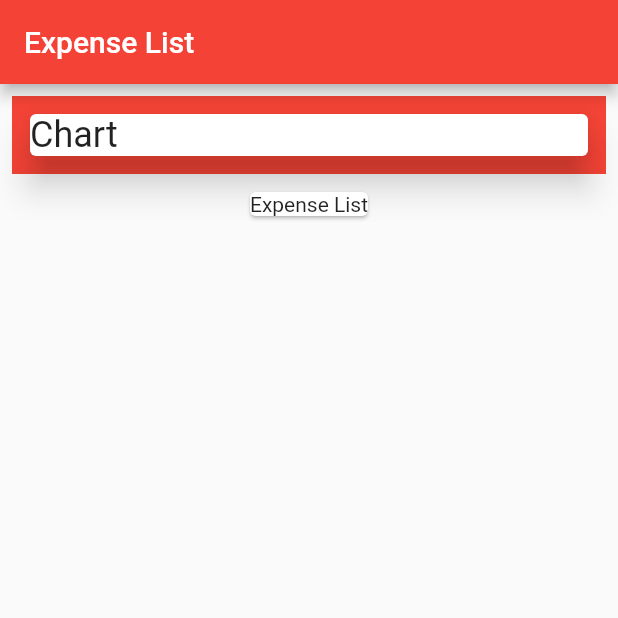
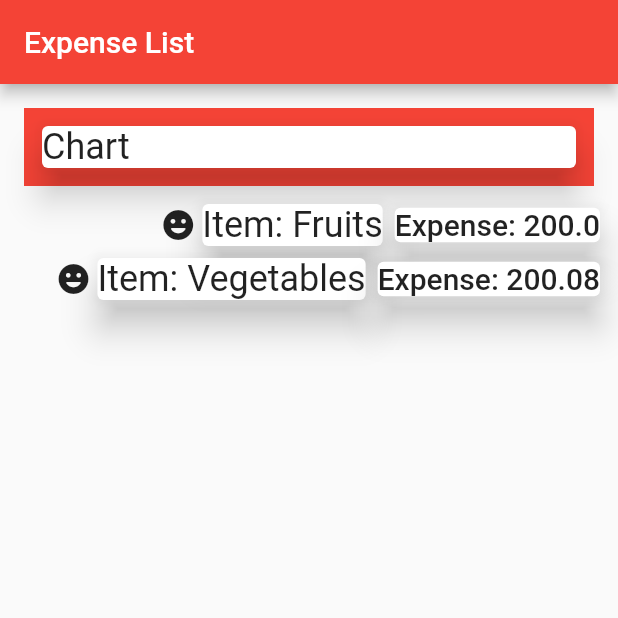
Before and after one commit to sanjibsinha/expense_list, a Flutter app: the screen it shows after launch, on a phone screen of 412 x 824 dp, the top half of it. Run offline on Flutter 3.47's test engine with Material 2 defaults, Android fonts, the phone set to English and light mode, and no system bars.

Commit message:
mapping the expense list

```diff
--- a/lib/views/expense_first_page.dart
+++ b/lib/views/expense_first_page.dart
@@ -22,7 +22,8 @@ class ExpenseFirstPage extends StatelessWidget {
   @override
   Widget build(BuildContext context) {
     return Center(
-      child: Column(
+      child: ListView(
+        padding: EdgeInsets.all(8),
         children: [
           Container(
             width: double.infinity,
@@ -37,11 +38,36 @@ class ExpenseFirstPage extends StatelessWidget {
               elevation: 10,
             ),
           ),
-          Card(
-            child: Text('Expense List'),
-          )
+          Column(
+            crossAxisAlignment: CrossAxisAlignment.center,
+            children: expenseList.map((expense) {
+              return Row(
+                mainAxisAlignment: MainAxisAlignment.end,
+                children: [
+                  Icon(Icons.insert_emoticon_rounded),
+                  Card(
+                    child: Text(
+                      'Item: ${expense.title}',
+                      style: Theme.of(context).textTheme.headline5,
+                    ),
+                    elevation: 10,
+                  ),
+                  Card(
+                    child: Text(
+                      'Expense: ${expense.amount.toString()}',
+                      style: Theme.of(context).textTheme.headline6,
+                    ),
+                    elevation: 10,
+                  ),
+                ],
+              );
+            }).toList(),
+          ),
         ],
       ),
     );
   }
 }
+/**
+ *
+ */
```
